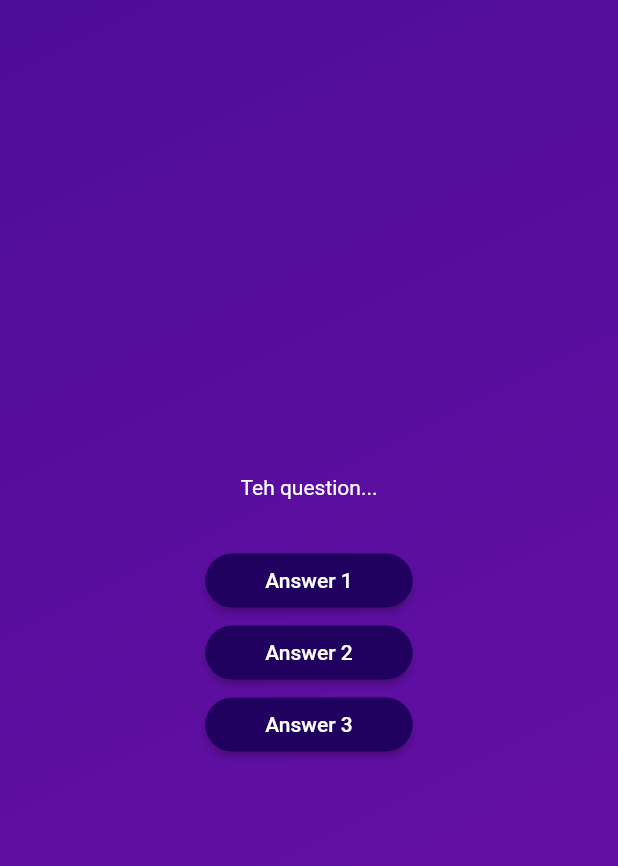
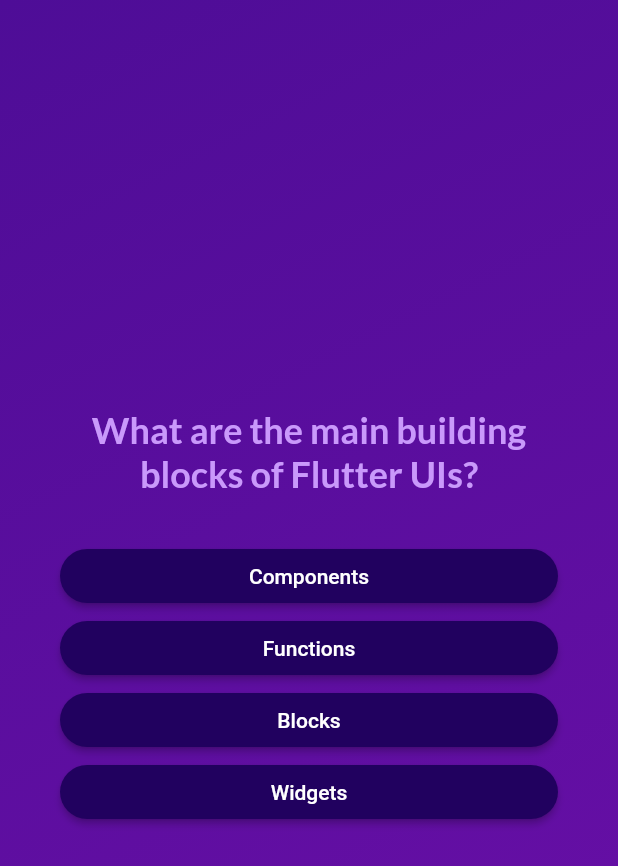
Before and after one commit to advanced-rising/flutter-app, a Flutter app: the screen it shows after launch, after a tap on "Start Quiz", on a phone screen of 412 x 824 dp. Shown: the top 866 px of the screen. Run offline on Flutter 3.47's test engine with Material 2 defaults, Android fonts, the phone set to English and light mode, and no system bars; our stand-ins replace google_fonts.

Commit message:
final : question

```diff
--- a/02.question/lib/answer_button.dart
+++ b/02.question/lib/answer_button.dart
@@ -25,7 +25,10 @@ class AnswerButton extends StatelessWidget {
           borderRadius: BorderRadius.circular(40),
         ),
       ),
-      child: Text(answerText),
+      child: Text(
+        answerText,
+        textAlign: TextAlign.center,
+      ),
     );
   }
 }
--- a/02.question/lib/data/questions.dart
+++ b/02.question/lib/data/questions.dart
@@ -1,4 +1,4 @@
-import 'package:question/models/quiz_question.dart';
+import 'package:adv_basics/models/quiz_question.dart';
 
 const questions = [
   QuizQuestion(
--- a/02.question/lib/main.dart
+++ b/02.question/lib/main.dart
@@ -1,6 +1,6 @@
 import 'package:flutter/material.dart';
 
-import 'package:question/quiz.dart';
+import 'package:adv_basics/quiz.dart';
 
 void main() {
   runApp(const Quiz());
--- a/02.question/lib/models/quiz_question.dart
+++ b/02.question/lib/models/quiz_question.dart
@@ -3,4 +3,10 @@ class QuizQuestion {
 
   final String text;
   final List<String> answers;
+
+  List<String> get shuffledAnswers {
+    final shuffledList = List.of(answers);
+    shuffledList.shuffle();
+    return shuffledList;
+  }
 }
--- a/02.question/lib/question_screen.dart
+++ /dev/null
@@ -1,32 +0,0 @@
-import 'package:flutter/material.dart';
-import 'package:question/answer_button.dart';
-
-class QuestionsScreen extends StatefulWidget {
-  const QuestionsScreen({super.key});
-
-  @override
-  State<QuestionsScreen> createState() {
-    return _QuestionsScreenState();
-  }
-}
-
-class _QuestionsScreenState extends State<QuestionsScreen> {
-  @override
-  Widget build(context) {
-    return SizedBox(
-      width: double.infinity,
-      child: Column(mainAxisAlignment: MainAxisAlignment.center, children: [
-        const Text(
-          'Teh question...',
-          style: TextStyle(color: Colors.white),
-        ),
-        const SizedBox(
-          height: 30,
-        ),
-        AnswerButton(answerText: 'Answer 1', onTap: () {}),
-        AnswerButton(answerText: 'Answer 2', onTap: () {}),
-        AnswerButton(answerText: 'Answer 3', onTap: () {}),
-      ]),
-    );
-  }
-}
--- /dev/null
+++ b/02.question/lib/questions_screen.dart
@@ -0,0 +1,68 @@
+import 'package:flutter/material.dart';
+import 'package:google_fonts/google_fonts.dart';
+
+import 'package:adv_basics/answer_button.dart';
+import 'package:adv_basics/data/questions.dart';
+
+class QuestionsScreen extends StatefulWidget {
+  const QuestionsScreen({
+    super.key,
+    required this.onSelectAnswer,
+  });
+
+  final void Function(String answer) onSelectAnswer;
+
+  @override
+  State<QuestionsScreen> createState() {
+    return _QuestionsScreenState();
+  }
+}
+
+class _QuestionsScreenState extends State<QuestionsScreen> {
+  var currentQuestionIndex = 0;
+
+  void answerQuestion(String selectedAnswer) {
+    widget.onSelectAnswer(selectedAnswer);
+    // currentQuestionIndex = currentQuestionIndex + 1;
+    // currentQuestionIndex += 1;
+    setState(() {
+      currentQuestionIndex++; // increments the value by 1
+    });
+  }
+
+  @override
+  Widget build(context) {
+    final currentQuestion = questions[currentQuestionIndex];
+
+    return SizedBox(
+      width: double.infinity,
+      child: Container(
+        margin: const EdgeInsets.all(40),
+        child: Column(
+          mainAxisAlignment: MainAxisAlignment.center,
+          crossAxisAlignment: CrossAxisAlignment.stretch,
+          children: [
+            Text(
+              currentQuestion.text,
+              style: GoogleFonts.lato(
+                color: const Color.fromARGB(255, 201, 153, 251),
+                fontSize: 24,
+                fontWeight: FontWeight.bold,
+              ),
+              textAlign: TextAlign.center,
+            ),
+            const SizedBox(height: 30),
+            ...currentQuestion.shuffledAnswers.map((answer) {
+              return AnswerButton(
+                answerText: answer,
+                onTap: () {
+                  answerQuestion(answer);
+                },
+              );
+            })
+          ],
+        ),
+      ),
+    );
+  }
+}
--- a/02.question/lib/quiz.dart
+++ b/02.question/lib/quiz.dart
@@ -1,7 +1,9 @@
 import 'package:flutter/material.dart';
-import 'package:question/question_screen.dart';
 
-import 'package:question/start_screen.dart';
+import 'package:adv_basics/start_screen.dart';
+import 'package:adv_basics/questions_screen.dart';
+import 'package:adv_basics/data/questions.dart';
+import 'package:adv_basics/results_screen.dart';
 
 class Quiz extends StatefulWidget {
   const Quiz({super.key});
@@ -13,21 +15,48 @@ class Quiz extends StatefulWidget {
 }
 
 class _QuizState extends State<Quiz> {
-  var activeScreen = 'start-screen';
+  List<String> _selectedAnswers = [];
+  var _activeScreen = 'start-screen';
 
-  void switchScreen() {
+  void _switchScreen() {
     setState(() {
-      activeScreen = 'questions-screen';
+      _activeScreen = 'questions-screen';
+    });
+  }
+
+  void _chooseAnswer(String answer) {
+    _selectedAnswers.add(answer);
+
+    if (_selectedAnswers.length == questions.length) {
+      setState(() {
+        _activeScreen = 'results-screen';
+      });
+    }
+  }
+
+  void restartQuiz() {
+    setState(() {
+      _activeScreen = 'questions-screen';
     });
   }
 
   @override
   Widget build(context) {
-    Widget screenWidget = StartScreen(switchScreen);
+    Widget screenWidget = StartScreen(_switchScreen);
 
-    if (activeScreen == 'questions-screen') {
-      screenWidget = const QuestionsScreen();
+    if (_activeScreen == 'questions-screen') {
+      screenWidget = QuestionsScreen(
+        onSelectAnswer: _chooseAnswer,
+      );
     }
+
+    if (_activeScreen == 'results-screen') {
+      screenWidget = ResultsScreen(
+        chosenAnswers: _selectedAnswers,
+        onRestart: restartQuiz,
+      );
+    }
+
     return MaterialApp(
       home: Scaffold(
         body: Container(
--- a/02.question/lib/start_screen.dart
+++ b/02.question/lib/start_screen.dart
@@ -1,4 +1,5 @@
 import 'package:flutter/material.dart';
+import 'package:google_fonts/google_fonts.dart';
 
 class StartScreen extends StatelessWidget {
   const StartScreen(this.startQuiz, {super.key});
@@ -16,11 +17,18 @@ class StartScreen extends StatelessWidget {
             width: 300,
             color: const Color.fromARGB(150, 255, 255, 255),
           ),
+          // Opacity(
+          //   opacity: 0.6,
+          //   child: Image.asset(
+          //     'assets/images/quiz-logo.png',
+          //     width: 300,
+          //   ),
+          // ),
           const SizedBox(height: 80),
-          const Text(
+          Text(
             'Learn Flutter the fun way!',
-            style: TextStyle(
-              color: Color.fromARGB(255, 237, 223, 252),
+            style: GoogleFonts.lato(
+              color: const Color.fromARGB(255, 237, 223, 252),
               fontSize: 24,
             ),
           ),
--- a/02.question/pubspec.yaml
+++ b/02.question/pubspec.yaml
@@ -1,4 +1,4 @@
-name: question
+name: adv_basics
 description: A new Flutter project.
 # The following line prevents the package from being accidentally published to
 # pub.dev using `flutter pub publish`. This is preferred for private packages.
@@ -31,9 +31,11 @@ dependencies:
   flutter:
     sdk: flutter
 
+
   # The following adds the Cupertino Icons font to your application.
   # Use with the CupertinoIcons class for iOS style icons.
   cupertino_icons: ^1.0.2
+  google_fonts: ^4.0.3
 
 dev_dependencies:
   flutter_test:
@@ -51,6 +53,7 @@ dev_dependencies:
 
 # The following section is specific to Flutter packages.
 flutter:
+
   # The following line ensures that the Material Icons font is
   # included with your application, so that you can use the icons in
   # the material Icons class.
```
Also changed, not shown: 02.question/lib/questions_summary/question_identifier.dart (added, +35 -0 lines), 02.question/lib/questions_summary/questions_summary.dart (added, +25 -0 lines), 02.question/lib/questions_summary/summary_item.dart (added, +58 -0 lines), 02.question/lib/results_screen.dart (added, +79 -0 lines), 02.question/pubspec.lock, 7 other files.
